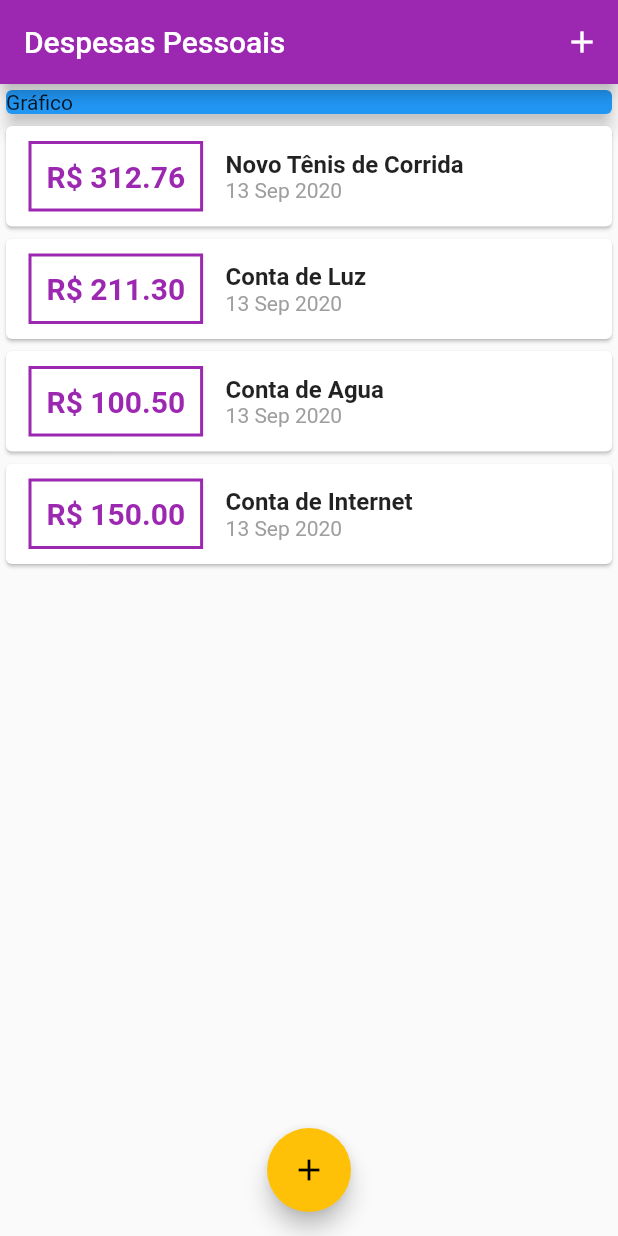
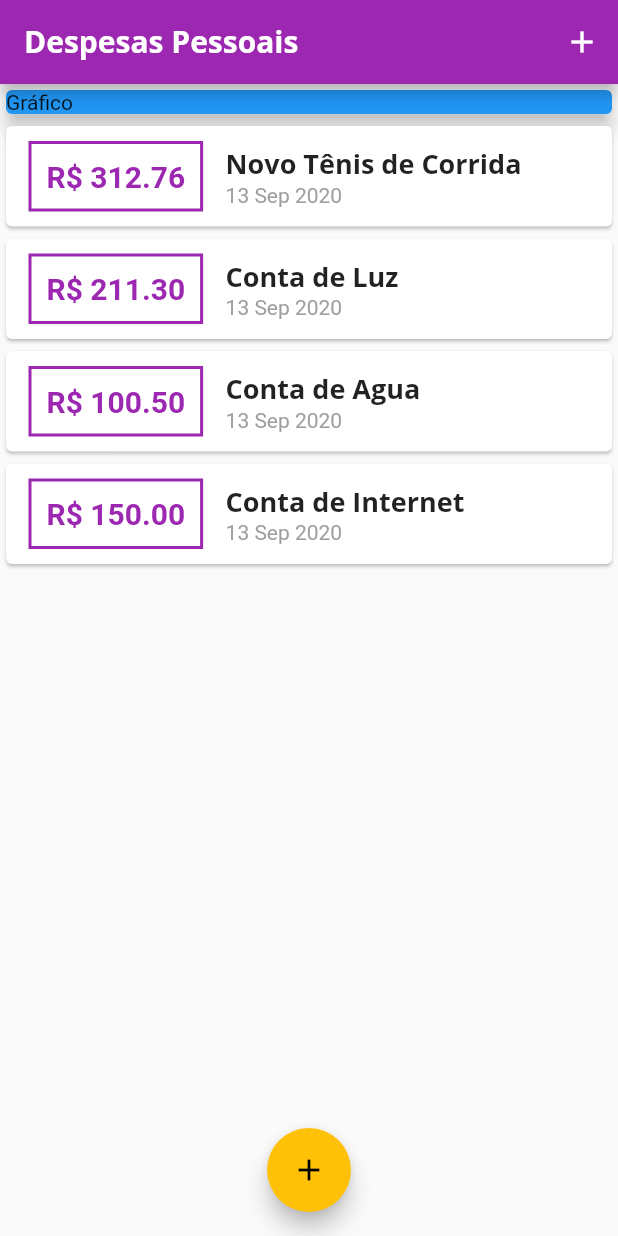
Before and after one commit to robertov8/expenses, a Flutter app: the screen it shows after launch, on a phone screen of 412 x 824 dp. Run offline on Flutter 3.47's test engine with Material 2 defaults, Android fonts, the phone set to English and light mode, and no system bars.

Commit message:
35. Fontes Personalizadas & Theme

```diff
--- a/lib/components/transaction_list.dart
+++ b/lib/components/transaction_list.dart
@@ -45,10 +45,7 @@ class TransactionList extends StatelessWidget {
                   children: [
                     Text(
                       tr.title,
-                      style: TextStyle(
-                        fontWeight: FontWeight.bold,
-                        fontSize: 16,
-                      ),
+                      style: Theme.of(context).textTheme.title,
                     ),
                     Text(
                       DateFormat('d MMM y').format(tr.date),
--- a/lib/main.dart
+++ b/lib/main.dart
@@ -14,7 +14,24 @@ class ExpensesApp extends StatelessWidget {
       home: MyHomePage(),
       theme: ThemeData(
         primarySwatch: Colors.purple,
-        accentColor: Colors.amber
+        accentColor: Colors.amber,
+        fontFamily: 'Quicksand',
+        textTheme: ThemeData.light().textTheme.copyWith(
+          title: TextStyle(
+            fontFamily: 'OpenSans',
+            fontSize: 18,
+            fontWeight: FontWeight.bold
+          )
+        ),
+        appBarTheme: AppBarTheme(
+          textTheme: ThemeData.light().textTheme.copyWith(
+                title: TextStyle(
+                  fontFamily: 'OpenSans',
+                  fontSize: 20,
+                  fontWeight: FontWeight.bold
+                ),
+              ),
+        ),
       ),
     );
   }
@@ -79,7 +96,9 @@ class _MyHomePageState extends State<MyHomePage> {
   Widget build(BuildContext context) {
     return Scaffold(
       appBar: AppBar(
-        title: Text('Despesas Pessoais'),
+        title: Text(
+          'Despesas Pessoais',
+        ),
         actions: [
           IconButton(
             icon: Icon(Icons.add),
```
Also changed, not shown: pubspec.yaml (+13 -6 lines), assets/fonts/OpenSans-Bold.ttf (added), assets/fonts/OpenSans-Regular.ttf (added), assets/fonts/Quicksand-Bold.ttf (added), assets/fonts/Quicksand-Light.ttf (added), assets/fonts/Quicksand-Medium.ttf (added), assets/fonts/Quicksand-Regular.ttf (added).
